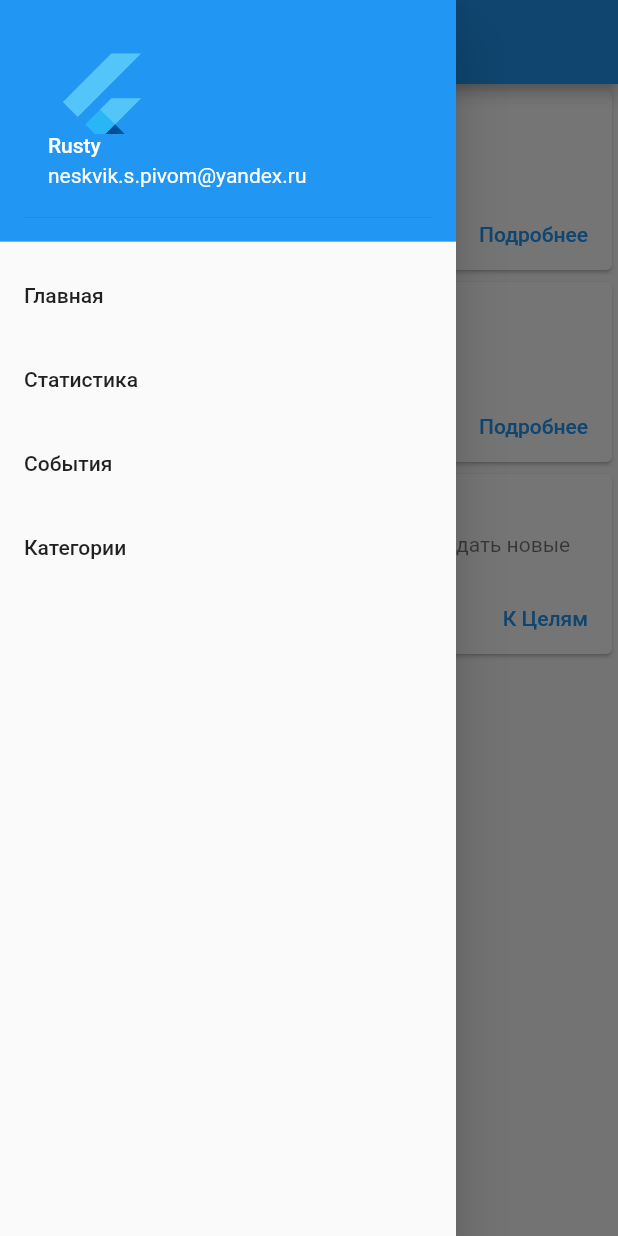
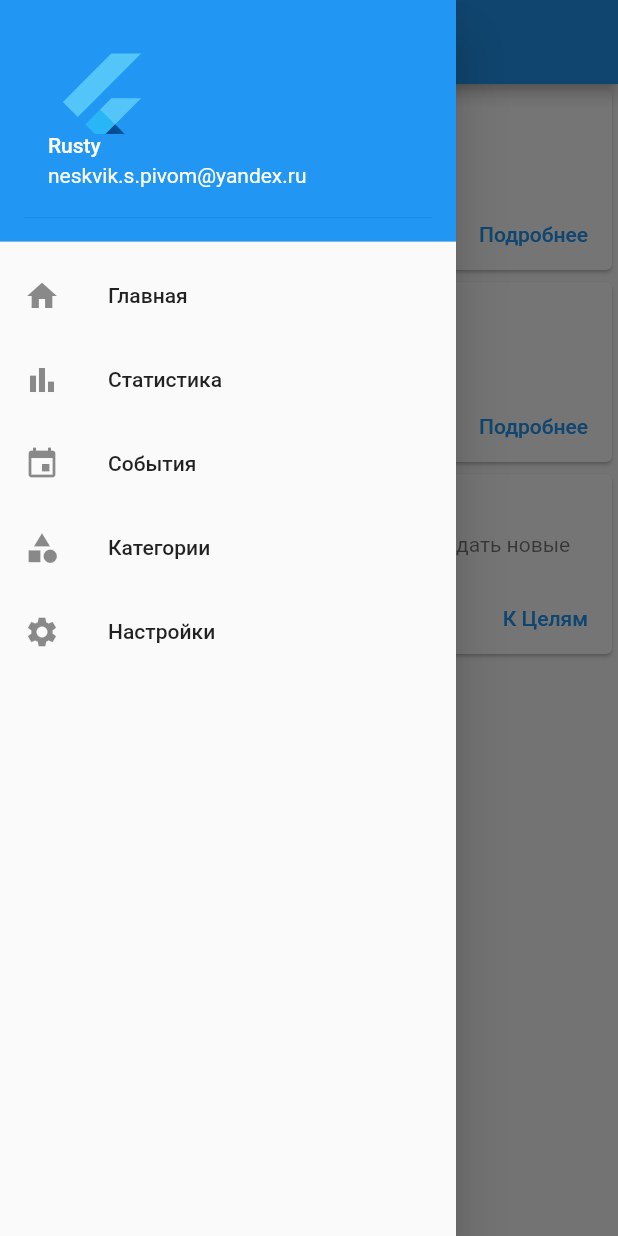
Before and after one commit to cd-con/budget-control-mobile, a Flutter app: the screen it shows after launch, with the side drawer open, on a phone screen of 412 x 824 dp. Run offline on Flutter 3.47's test engine with Material 2 defaults, Android fonts, the phone set to English and light mode, and no system bars; our stand-ins replace flutter_colorpicker, hive, hive_flutter; missing offline and left inert: flutter_vibrate; accounts and stored records are empty.

```diff
--- a/lib/main.dart
+++ b/lib/main.dart
@@ -8,9 +8,11 @@ enum screenOpen{
   home,
   stats,
   events,
-  category
+  category,
+  settings
 }
 
+bool lockDrawer = false;
 
 void main() {
   runApp(const MyApp());
@@ -23,7 +25,7 @@ class MyApp extends StatelessWidget {
   @override
   Widget build(BuildContext context) {
     return MaterialApp(
-      title: 'Flutter Demo',
+      title: 'Budget Control Mobile',
       theme: ThemeData(primarySwatch: Colors.blue),
       localizationsDelegates: const [
         GlobalMaterialLocalizations.delegate,
@@ -51,8 +53,11 @@ class MainContainer extends State<AppContainer>{
 
   @override
   Widget build(BuildContext context) {
-    const UserAccountsDrawerHeader header = UserAccountsDrawerHeader(accountName: Text("Rusty"), accountEmail: Text("neskvik.s.pivom@yandex.ru"), currentAccountPicture: FlutterLogo(),);
-    Drawer drawer = Drawer(child: ListView(
+    const UserAccountsDrawerHeader header = UserAccountsDrawerHeader(
+      accountName: Text("Rusty"),
+      accountEmail: Text("neskvik.s.pivom@yandex.ru"),
+      currentAccountPicture: FlutterLogo(),);
+    Drawer navDrawer = Drawer(child: ListView(
         padding: EdgeInsets.zero,
         children: [
           const DrawerHeader(
@@ -63,6 +68,7 @@ class MainContainer extends State<AppContainer>{
           ),
           ListTile(
             title: const Text('Главная'),
+            leading: const Icon(Icons.home),
             onTap: () {
               Navigator.pop(context);
               setState(() {
@@ -72,6 +78,7 @@ class MainContainer extends State<AppContainer>{
           ),
           ListTile(
             title: const Text('Статистика'),
+            leading: const Icon(Icons.bar_chart),
             onTap: () {
               Navigator.pop(context);
               setState(() {
@@ -81,6 +88,7 @@ class MainContainer extends State<AppContainer>{
           ),
           ListTile(
             title: const Text('События'),
+            leading: const Icon(Icons.event),
             onTap: () {
               Navigator.pop(context);
               setState(() {
@@ -90,6 +98,7 @@ class MainContainer extends State<AppContainer>{
           ),
           ListTile(
             title: const Text('Категории'),
+            leading: const Icon(Icons.category),
             onTap: () {
               Navigator.pop(context);
               setState(() {
@@ -97,26 +106,41 @@ class MainContainer extends State<AppContainer>{
               });
             },
           ),
+
+          ListTile(
+            title: const Text('Настройки'),
+            leading: const Icon(Icons.settings),
+            onTap: () {
+              Navigator.pop(context);
+              setState(() {
+                _state = screenOpen.settings;
+              });
+            },
+          ),
         ],
       ));
     var content;
-    print(_state);
-    switch (_state){
+    switch (_state) {
       case screenOpen.home:
         content = const homepageContainer();
         break;
       case screenOpen.category:
-        content = const categoryContainer();
+        content = categoryPage();
         break;
       case screenOpen.stats:
       //content = ScaffoldMessenger.of(context).showSnackBar(const SnackBar(content: Text("You called state: stats")));
         break;
       default:
-        print("No state called for this state");
         break;
     }
-
-  return Scaffold(appBar: AppBar(title: const Text("Budget control")), body: content, drawer: drawer,);
+    if (lockDrawer) {
+      return Scaffold(appBar: AppBar(title: const Text("Budget control")),
+        body: content);
+    }else{
+      return Scaffold(appBar: AppBar(title: const Text("Budget control")),
+        body: content,
+        drawer: navDrawer,);
+    }
   }
 
 }
--- a/lib/pages/home.dart
+++ b/lib/pages/home.dart
@@ -22,7 +22,7 @@ class homepageContainer extends StatelessWidget{
               ListTile(
                 leading: const Icon(Icons.bar_chart),
                 title: Text('Расходы за %month%'.replaceFirst("%month%", monthName)),
-                subtitle: Text('40 грiвен'),
+                subtitle: Text('0 rub'),
               ),
               Row(
                 mainAxisAlignment: MainAxisAlignment.end,
@@ -49,7 +49,7 @@ class homepageContainer extends StatelessWidget{
                   const ListTile(
                     leading: Icon(Icons.monetization_on_outlined),
                     title: Text('Ваши средства'),
-                    subtitle: Text('Очко'),
+                    subtitle: Text('0 rub'),
                   ),
                   Row(
                     mainAxisAlignment: MainAxisAlignment.end,
@@ -65,7 +65,7 @@ class homepageContainer extends StatelessWidget{
             ),
         ),
           ///
-          /// Модуль "Ваши средства"
+          /// Модуль "Цели"
           /// TODO Обновление элементов, рабочие кнопки
         Card(
           child:
--- a/lib/pages/utils/valut.dart
+++ b/lib/pages/utils/valut.dart
@@ -28,6 +28,6 @@ void createCategory(String name, Color color, bool isSpend){
 
 categoryData getCategory(String name){
   var box = Hive.box('myBox');
-  categoryData data = box.get();
-  return data
+  //categoryData data = box.get();
+  //return data
 }
```
Also changed, not shown: lib/pages/category.dart (+66 -10 lines), lib/pages/new_category.dart (added, +61 -0 lines), lib/pages/utils/random_quote.dart (added, +23 -0 lines). Lines whose indentation alone changed are shown as unchanged.
